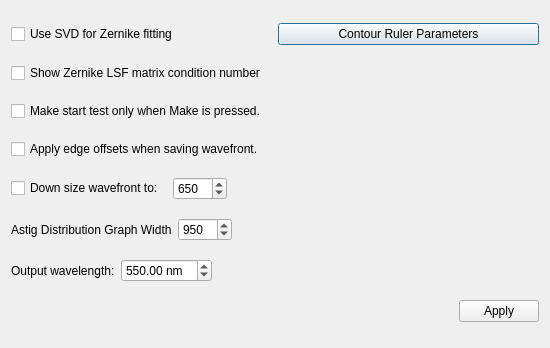
The window that settingsgeneral2.ui (githubdoe/DFTFringe) describes before a commit, drawn with Qt 5.
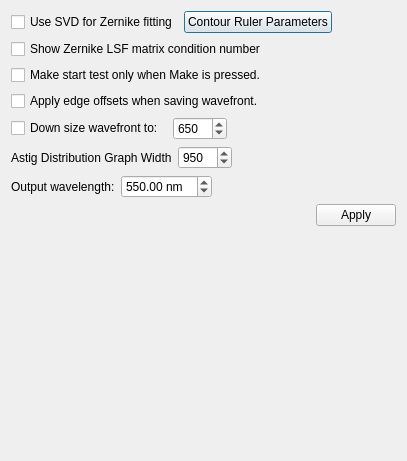
The same window after the commit.

```diff
--- a/settingsgeneral2.ui
+++ b/settingsgeneral2.ui
@@ -6,10 +6,16 @@
    <rect>
     <x>0</x>
     <y>0</y>
-    <width>550</width>
-    <height>348</height>
+    <width>407</width>
+    <height>461</height>
    </rect>
   </property>
+  <property name="sizePolicy">
+   <sizepolicy hsizetype="Preferred" vsizetype="Preferred">
+    <horstretch>0</horstretch>
+    <verstretch>0</verstretch>
+   </sizepolicy>
+  </property>
   <property name="windowTitle">
    <string>Dialog</string>
   </property>
@@ -29,11 +35,30 @@
      </item>
      <item>
       <widget class="QPushButton" name="rulerParms">
+       <property name="sizePolicy">
+        <sizepolicy hsizetype="Minimum" vsizetype="Fixed">
+         <horstretch>0</horstretch>
+         <verstretch>0</verstretch>
+        </sizepolicy>
+       </property>
        <property name="text">
         <string>Contour Ruler Parameters</string>
        </property>
       </widget>
      </item>
+     <item>
+      <spacer name="horizontalSpacer_2">
+       <property name="orientation">
+        <enum>Qt::Orientation::Horizontal</enum>
+       </property>
+       <property name="sizeHint" stdset="0">
+        <size>
+         <width>40</width>
+         <height>20</height>
+        </size>
+       </property>
+      </spacer>
+     </item>
     </layout>
    </item>
    <item>
@@ -104,15 +129,15 @@
     </layout>
    </item>
    <item>
-    <layout class="QGridLayout" name="gridLayout">
-     <item row="0" column="0">
+    <layout class="QHBoxLayout" name="horizontalLayout_2">
+     <item>
       <widget class="QLabel" name="label_2">
        <property name="text">
         <string>Astig Distribution Graph Width</string>
        </property>
       </widget>
      </item>
-     <item row="0" column="1">
+     <item>
       <widget class="QSpinBox" name="AstigDistGraphWidth">
        <property name="minimum">
         <number>300</number>
@@ -128,7 +153,7 @@
        </property>
       </widget>
      </item>
-     <item row="0" column="2">
+     <item>
       <spacer name="horizontalSpacer_3">
        <property name="orientation">
         <enum>Qt::Horizontal</enum>
@@ -207,6 +232,19 @@
      </item>
     </layout>
    </item>
+   <item>
+    <spacer name="verticalSpacer">
+     <property name="orientation">
+      <enum>Qt::Orientation::Vertical</enum>
+     </property>
+     <property name="sizeHint" stdset="0">
+      <size>
+       <width>20</width>
+       <height>40</height>
+      </size>
+     </property>
+    </spacer>
+   </item>
   </layout>
  </widget>
  <resources/>
```
Left out of the diff: 8 changed lines with no effect on the pictures.
